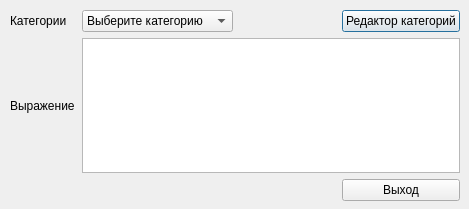
Above: src/UI/regul.ui from player7004/Crawler before the change. Below: the same form after it.
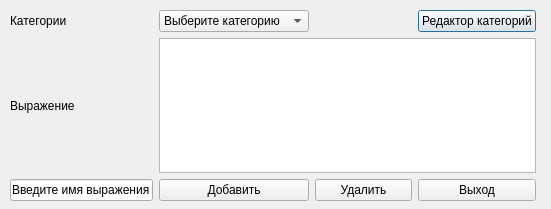
That is the form after the change.

Commit message: Обновлен интерфейс главного окна.

Diff of the .ui file:
```diff
--- a/src/UI/regul.ui
+++ b/src/UI/regul.ui
@@ -6,7 +6,7 @@
    <rect>
     <x>0</x>
     <y>0</y>
-    <width>469</width>
+    <width>551</width>
     <height>209</height>
    </rect>
   </property>
@@ -18,7 +18,7 @@
     <rect>
      <x>10</x>
      <y>10</y>
-     <width>450</width>
+     <width>526</width>
      <height>191</height>
     </rect>
    </property>
@@ -37,6 +37,29 @@
       </property>
      </widget>
     </item>
+    <item row="0" column="2">
+     <spacer name="horizontalSpacer_2">
+      <property name="orientation">
+       <enum>Qt::Horizontal</enum>
+      </property>
+      <property name="sizeType">
+       <enum>QSizePolicy::Fixed</enum>
+      </property>
+      <property name="sizeHint" stdset="0">
+       <size>
+        <width>97</width>
+        <height>20</height>
+       </size>
+      </property>
+     </spacer>
+    </item>
+    <item row="2" column="1">
+     <widget class="QPushButton" name="bt_add">
+      <property name="text">
+       <string>Добавить</string>
+      </property>
+     </widget>
+    </item>
     <item row="0" column="1">
      <widget class="QComboBox" name="combo_category">
       <item>
@@ -46,21 +69,15 @@
       </item>
      </widget>
     </item>
-    <item row="2" column="1">
-     <spacer name="horizontalSpacer">
-      <property name="orientation">
-       <enum>Qt::Horizontal</enum>
+    <item row="2" column="2">
+     <widget class="QPushButton" name="bt_del">
+      <property name="text">
+       <string>Удалить</string>
       </property>
-      <property name="sizeType">
-       <enum>QSizePolicy::Fixed</enum>
-      </property>
-      <property name="sizeHint" stdset="0">
-       <size>
-        <width>151</width>
-        <height>20</height>
-       </size>
-      </property>
-     </spacer>
+     </widget>
+    </item>
+    <item row="1" column="1" colspan="3">
+     <widget class="QListView" name="regular_list"/>
     </item>
     <item row="0" column="0">
      <widget class="QLabel" name="label">
@@ -92,8 +109,12 @@
       </property>
      </widget>
     </item>
-    <item row="1" column="1" colspan="3">
-     <widget class="QListView" name="regular_list"/>
+    <item row="2" column="0">
+     <widget class="QLineEdit" name="lineEdit">
+      <property name="text">
+       <string>Введите имя выражения</string>
+      </property>
+     </widget>
     </item>
    </layout>
   </widget>
```
Left out of the diff: 26 changed lines with no effect on the pictures. The commit also changes 3 other files.
